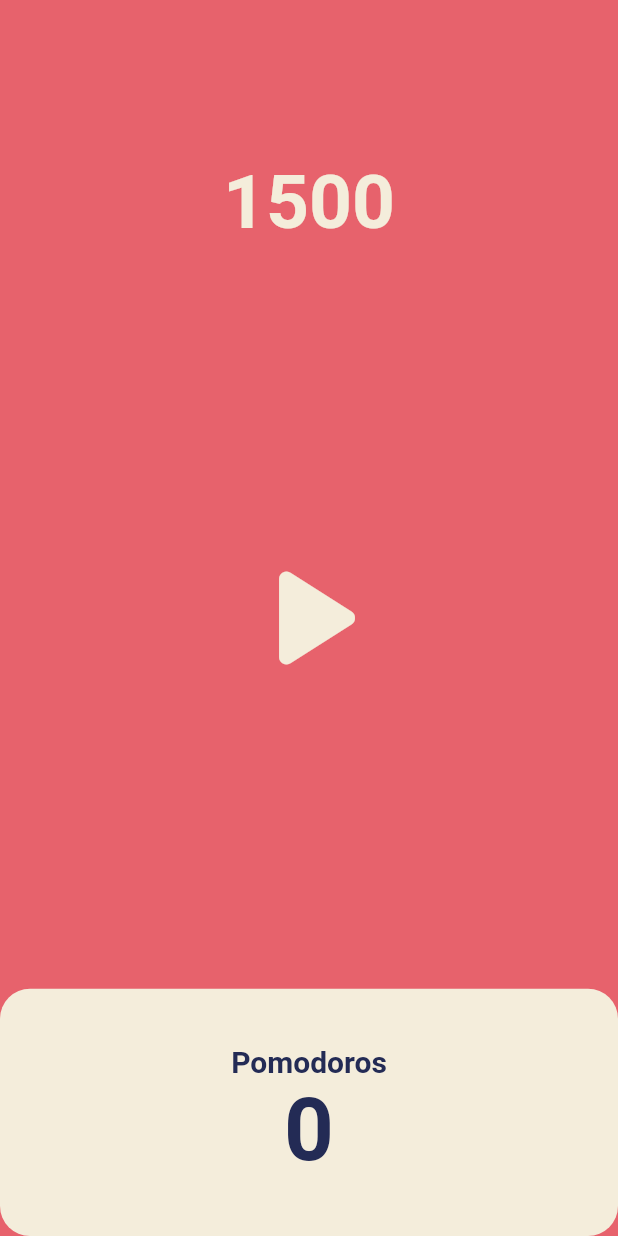
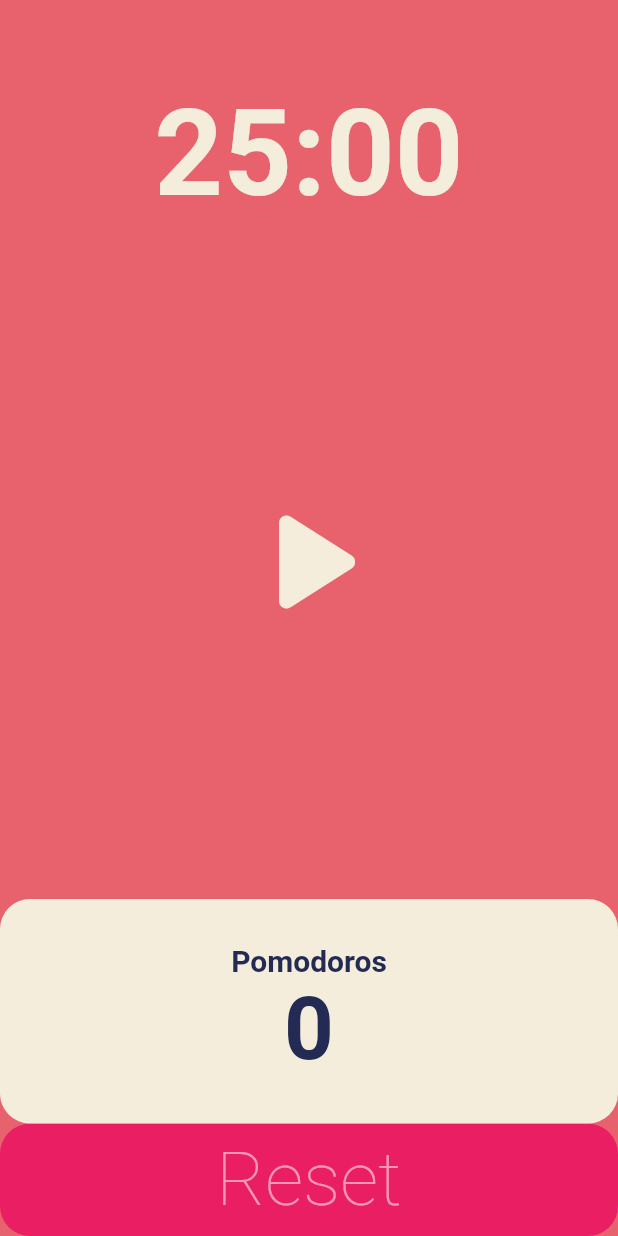
Before and after one commit to imonkfcwifi/first_flutter, a Flutter app: the screen it shows after launch, on a phone screen of 412 x 824 dp. Run offline on Flutter 3.47's test engine with Material 2 defaults, Android fonts, the phone set to English and light mode, and no system bars.

Commit message:
challenge 2

```diff
--- a/lib/screens/home_screen.dart
+++ b/lib/screens/home_screen.dart
@@ -12,14 +12,25 @@ class HomeScreen extends StatefulWidget {
 class _HomeScreenState extends State<HomeScreen> {
   //
   //
-  int totalSeconds = 1500;
+  static const pomoTimes = 1500;
+  int totalSeconds = pomoTimes;
   bool isRunning = false;
+  int totalPomodoros = 0;
   late Timer timer;
   // late = 나중에 초기화
   void onTick(Timer timer) {
-    setState(() {
-      totalSeconds = totalSeconds - 1;
-    });
+    if (totalSeconds == 0) {
+      setState(() {
+        totalPomodoros = totalPomodoros + 1;
+        isRunning = false;
+        totalSeconds = pomoTimes;
+      });
+      timer.cancel();
+    } else {
+      setState(() {
+        totalSeconds = totalSeconds - 1;
+      });
+    }
   }
   // periodic이 실행하는 함수는 argument로 Timer 자체를 받음
   // (new) Timer Timer.periodic(Duration duration, void *Function(Timer)* callback)
@@ -46,6 +57,21 @@ class _HomeScreenState extends State<HomeScreen> {
     );
   }
 
+  String format(int second) {
+    var duration = Duration(seconds: second);
+
+    return duration.toString().split(".").first.substring(2, 7);
+  }
+
+  void onResetPressed() {
+    setState(() {
+      totalSeconds = 1500;
+      isRunning = false;
+      timer.cancel();
+      totalPomodoros = 0;
+    });
+  }
+
   @override
   Widget build(BuildContext context) {
     return Scaffold(
@@ -53,21 +79,21 @@ class _HomeScreenState extends State<HomeScreen> {
       body: Column(
         children: [
           Flexible(
-            flex: 1,
+            flex: 2,
             child: Container(
               alignment: Alignment.bottomCenter,
               child: Text(
-                '$totalSeconds',
+                format(totalSeconds),
                 style: TextStyle(
                   color: Theme.of(context).cardColor,
-                  fontSize: 50,
+                  fontSize: 80,
                   fontWeight: FontWeight.w600,
                 ),
               ),
             ),
           ),
           Flexible(
-            flex: 3,
+            flex: 6,
             child: Center(
               child: IconButton(
                 iconSize: 120,
@@ -80,7 +106,7 @@ class _HomeScreenState extends State<HomeScreen> {
             ),
           ),
           Flexible(
-            flex: 1,
+            flex: 2,
             child: Row(
               children: [
                 Expanded(
@@ -100,7 +126,7 @@ class _HomeScreenState extends State<HomeScreen> {
                           ),
                         ),
                         Text(
-                          '0',
+                          '$totalPomodoros',
                           style: TextStyle(
                             fontSize: 58,
                             fontWeight: FontWeight.w600,
@@ -114,6 +140,37 @@ class _HomeScreenState extends State<HomeScreen> {
               ],
             ),
           ),
+          Flexible(
+            flex: 1,
+            child: Row(
+              children: [
+                Expanded(
+                  child: Container(
+                    decoration: BoxDecoration(
+                      color: Colors.pink,
+                      borderRadius: BorderRadius.circular(20),
+                    ),
+                    child: Column(
+                      mainAxisAlignment: MainAxisAlignment.center,
+                      children: [
+                        TextButton(
+                          onPressed: onResetPressed,
+                          child: const Text(
+                            'Reset',
+                            style: TextStyle(
+                              fontSize: 50,
+                              fontWeight: FontWeight.w200,
+                              color: Colors.white54,
+                            ),
+                          ),
+                        )
+                      ],
+                    ),
+                  ),
+                ),
+              ],
+            ),
+          ),
         ],
       ),
     );
```
